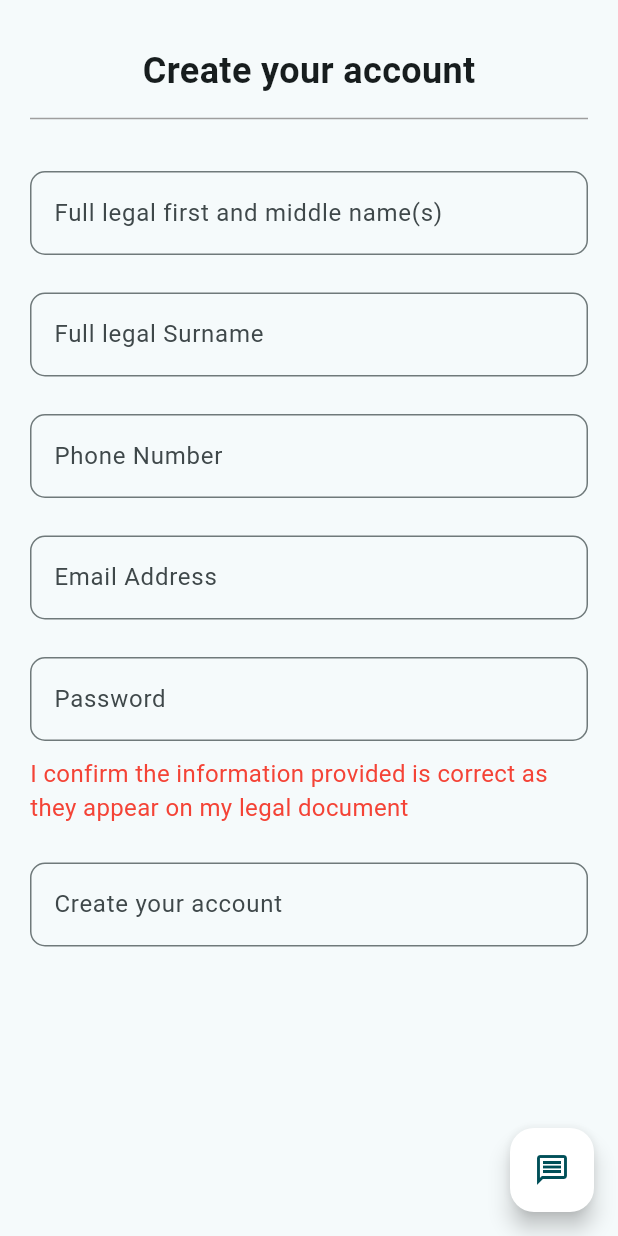
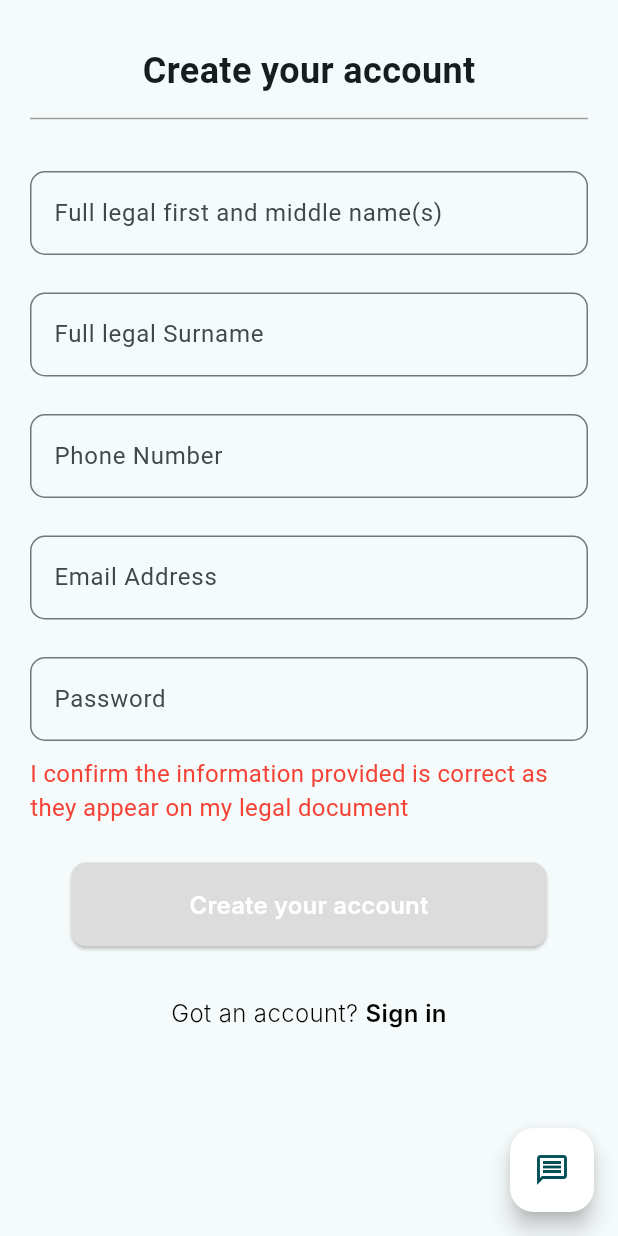
Before and after one commit to Makanakyjr/create_account, a Flutter app: the screen it shows after launch, on a phone screen of 412 x 824 dp. Run offline on Flutter 3.47's test engine with Material 2 defaults, Android fonts, the light colour scheme and no system bars; Roboto replaces fonts that are missing (Inter).

Commit message:
updated commit

```diff
--- a/lib/intropage.dart
+++ b/lib/intropage.dart
@@ -13,7 +13,7 @@ class _IntroPageState extends State<IntroPage> {
   final TextEditingController _phoneNumber = TextEditingController();
   final TextEditingController _email = TextEditingController();
   final TextEditingController _passWord = TextEditingController();
-  final TextEditingController _createaccount = TextEditingController();
+
   @override
   Widget build(BuildContext context) {
     return Scaffold(
@@ -43,7 +43,7 @@ class _IntroPageState extends State<IntroPage> {
             const SizedBox(height: 25.0),
             TextField(
               controller: _legalSurname,
-              obscureText: true,
+              obscureText: false,
               decoration: InputDecoration(
                 labelText: "Full legal Surname",
                 hintText: "Full legal Surname",
@@ -55,7 +55,8 @@ class _IntroPageState extends State<IntroPage> {
             const SizedBox(height: 25.0),
             TextField(
               controller: _phoneNumber,
-              obscureText: true,
+              obscureText: false,
+              keyboardType: TextInputType.number,
               decoration: InputDecoration(
                 labelText: "Phone Number",
                 hintText: "Example: 81800000000",
@@ -67,7 +68,7 @@ class _IntroPageState extends State<IntroPage> {
             const SizedBox(height: 25.0),
             TextField(
               controller: _email,
-              obscureText: true,
+              obscureText: false,
               decoration: InputDecoration(
                 hintText: "Email Address",
                 labelText: "Email Address",
@@ -79,9 +80,11 @@ class _IntroPageState extends State<IntroPage> {
             const SizedBox(height: 25.0),
             TextField(
               controller: _passWord,
+              obscureText: true,
               decoration: InputDecoration(
                 hintText: "Password",
                 labelText: "Password",
+
                 border: OutlineInputBorder(
                   borderRadius: BorderRadius.circular(10.0),
                 ),
@@ -99,28 +102,76 @@ class _IntroPageState extends State<IntroPage> {
             const SizedBox(
               height: 25.0,
             ),
-            Column(
+           Center(
+                  child: ElevatedButton(
+                    style: ElevatedButton.styleFrom(
+                      backgroundColor: const Color(0xFFDCDCDC),
+                      minimumSize: const Size(317, 56),
+                      shape: RoundedRectangleBorder(
+                          borderRadius: BorderRadius.circular(10)),
+                    ),
+                    onPressed: () {},
+                    child: const Text(
+                      'Create your account',
+                      style: TextStyle(
+                        color: Colors.white,
+                        fontSize: 16,
+                        fontFamily: 'Inter',
+                        fontWeight: FontWeight.w600,
+                        height: 1.50,
+                      ),
+                    ),
+
+         ), ),
+         const SizedBox(
+            height: 32, ),
+
+            const Text.rich(
+            TextSpan(
               children: [
-                TextField(
-                  controller: _createaccount,
-                  decoration: InputDecoration(
-                    labelText: "Create your account",
-                    border: OutlineInputBorder(
-
-                      borderRadius: BorderRadius.circular(10.0),
-                    ),
+                TextSpan(
+                  text: 'Got an account? ',
+                  style: TextStyle(
+                    color: Colors.black,
+                    fontSize: 16,
+                    fontFamily: 'Inter',
+                    fontWeight: FontWeight.w300,
+                    height: 1.50,
+                  ),
+                ),
+                TextSpan(
+                  text: 'Sign in',
+                  style: TextStyle(
+                    color: Colors.black,
+                    fontSize: 16,
+                    fontFamily: 'Inter',
+                    fontWeight: FontWeight.w600,
+                    height: 1.50,
                   ),
                 ),
               ],
-            )
-          ],
+            ),
+            textAlign: TextAlign.center,
+          ),
+          const SizedBox(
+            height: 88,
+          )
+         ],
+
+
         ),
-      )),
+
+
+      ),),
+
+
+
       floatingActionButton: FloatingActionButton(
         onPressed: () {},
         backgroundColor: Colors.white,
         child: const Icon(Icons.message_outlined),
       ),
+
     );
   }
 }
```
